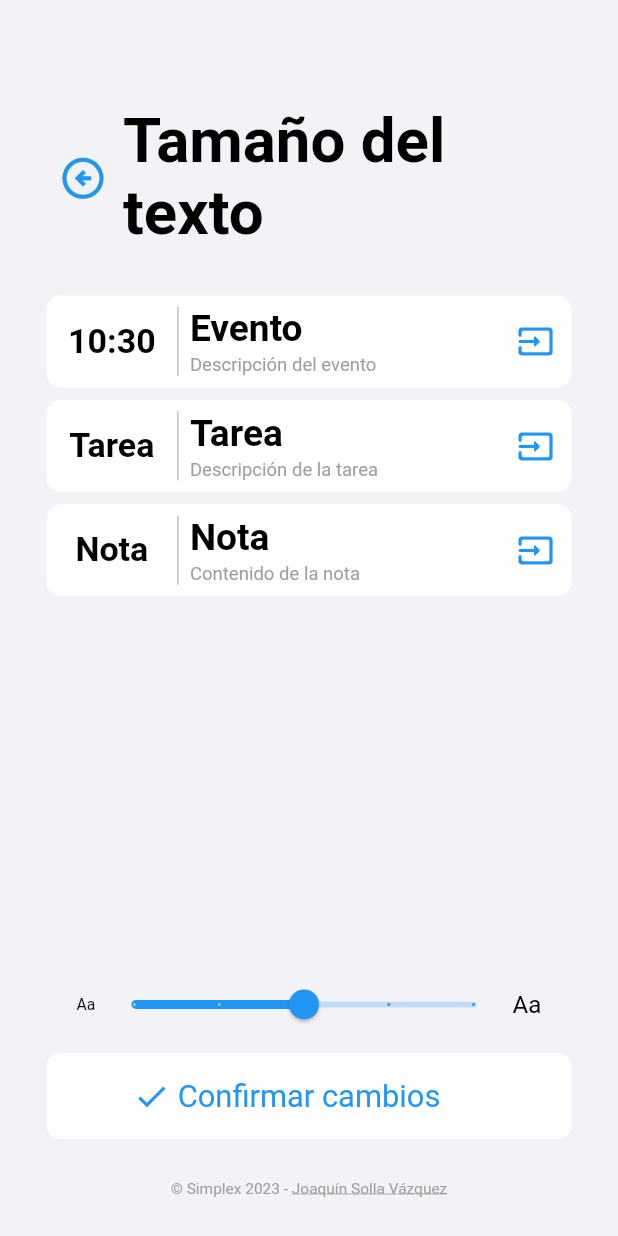
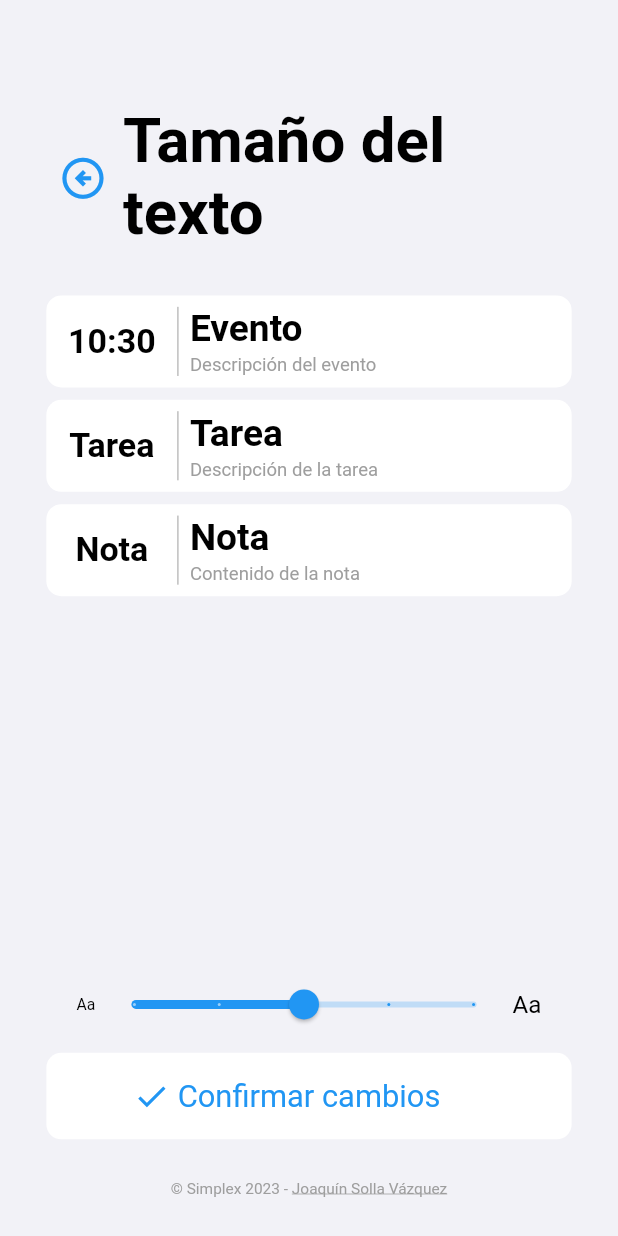
Before and after one commit to joaquinsolla/Simplex, a Flutter app: the SettingsFont screen opened by its route, on a phone screen of 412 x 824 dp. Run offline on Flutter 3.47's test engine with Material 2 defaults, Android fonts, the phone set to English and light mode, and no system bars; our stand-ins replace bottom_navy_bar, cloud_firestore, firebase_auth, firebase_core, flutter_local_notifications, focused_menu and 4 more; accounts and stored records are empty.

Commit message:
Simplified boxes

```diff
--- a/lib/pages/settings/settings_font.dart
+++ b/lib/pages/settings/settings_font.dart
@@ -35,8 +35,6 @@ class _SettingsFontState extends State<SettingsFont> {
     String dateFormat = 'H:mm';
     if (format24Hours == false) dateFormat = 'K:mm';
     DateTime eventDate = DateTime.now();
-    Color secondColor = colorSecondText;
-    Color iconColor = colorSpecialItem;
 
     return Scaffold(
       backgroundColor: colorMainBackground,
@@ -193,17 +191,17 @@ class _SettingsFontState extends State<SettingsFont> {
                             crossAxisAlignment: CrossAxisAlignment.center,
                             children: [
                               Text(DateFormat(dateFormat).format(eventDate), style: TextStyle(color: colorMainText, fontSize: deviceWidth * previewFontSize * 0.055, fontWeight: FontWeight.bold)),
-                              if (format24Hours==false) Text(DateFormat('aa').format(eventDate), style: TextStyle(color: secondColor, fontSize: deviceWidth * previewFontSize * 0.034, fontWeight: FontWeight.normal)),
+                              if (format24Hours==false) Text(DateFormat('aa').format(eventDate), style: TextStyle(color: colorSecondText, fontSize: deviceWidth * previewFontSize * 0.034, fontWeight: FontWeight.normal)),
                             ],
                           ),
                         ),
-                        VerticalDivider(color: secondColor,),
+                        VerticalDivider(color: colorSecondText,),
                         Column(
                           mainAxisAlignment: MainAxisAlignment.center,
                           crossAxisAlignment: CrossAxisAlignment.start,
                           children: [
                             Container(
-                                width: deviceWidth*0.515,
+                                width: deviceWidth*0.585,
                                 alignment: Alignment.centerLeft,
                                 child: Text('Evento',
                                     maxLines: 2,
@@ -211,16 +209,14 @@ class _SettingsFontState extends State<SettingsFont> {
                                     style: TextStyle(color: colorMainText, fontSize: deviceWidth * previewFontSize * 0.06, fontWeight: FontWeight.bold))),
                             SizedBox(height: deviceHeight*0.00375,),
                             Container(
-                                width: deviceWidth*0.515,
+                                width: deviceWidth*0.585,
                                 alignment: Alignment.centerLeft,
                                 child: Text('Descripción del evento',
                                     maxLines: 5,
                                     overflow: TextOverflow.ellipsis,
-                                    style: TextStyle(color: secondColor, fontSize: deviceWidth * previewFontSize * 0.03, fontWeight: FontWeight.normal))),
+                                    style: TextStyle(color: colorSecondText, fontSize: deviceWidth * previewFontSize * 0.03, fontWeight: FontWeight.normal))),
                           ],
                         ),
-                        Expanded(child: Text(''),),
-                        Icon(Icons.input_rounded, color: iconColor, size: deviceWidth * 0.06),
                         SizedBox(width: deviceWidth*0.01,),
                       ],
                     ),
@@ -251,13 +247,13 @@ class _SettingsFontState extends State<SettingsFont> {
                             ],
                           ),
                         ),
-                        VerticalDivider(color: secondColor,),
+                        VerticalDivider(color: colorSecondText,),
                         Column(
                           mainAxisAlignment: MainAxisAlignment.center,
                           crossAxisAlignment: CrossAxisAlignment.start,
                           children: [
                             Container(
-                                width: deviceWidth*0.515,
+                                width: deviceWidth*0.585,
                                 alignment: Alignment.centerLeft,
                                 child: Text('Tarea',
                                     maxLines: 2,
@@ -265,16 +261,14 @@ class _SettingsFontState extends State<SettingsFont> {
                                     style: TextStyle(color: colorMainText, fontSize: deviceWidth * previewFontSize * 0.06, fontWeight: FontWeight.bold))),
                             SizedBox(height: deviceHeight*0.00375,),
                             Container(
-                                width: deviceWidth*0.515,
+                                width: deviceWidth*0.585,
                                 alignment: Alignment.centerLeft,
                                 child: Text('Descripción de la tarea',
                                     maxLines: 5,
                                     overflow: TextOverflow.ellipsis,
-                                    style: TextStyle(color: secondColor, fontSize: deviceWidth * previewFontSize * 0.03, fontWeight: FontWeight.normal))),
+                                    style: TextStyle(color: colorSecondText, fontSize: deviceWidth * previewFontSize * 0.03, fontWeight: FontWeight.normal))),
                           ],
                         ),
-                        Expanded(child: Text(''),),
-                        Icon(Icons.input_rounded, color: iconColor, size: deviceWidth * 0.06),
                         SizedBox(width: deviceWidth*0.01,),
                       ],
                     ),
@@ -305,13 +299,13 @@ class _SettingsFontState extends State<SettingsFont> {
                             ],
                           ),
                         ),
-                        VerticalDivider(color: secondColor,),
+                        VerticalDivider(color: colorSecondText,),
                         Column(
                           mainAxisAlignment: MainAxisAlignment.center,
                           crossAxisAlignment: CrossAxisAlignment.start,
                           children: [
                             Container(
-                                width: deviceWidth*0.515,
+                                width: deviceWidth*0.585,
                                 alignment: Alignment.centerLeft,
                                 child: Text('Nota',
                                     maxLines: 2,
@@ -319,16 +313,14 @@ class _SettingsFontState extends State<SettingsFont> {
                                     style: TextStyle(color: colorMainText, fontSize: deviceWidth * previewFontSize * 0.06, fontWeight: FontWeight.bold))),
                             SizedBox(height: deviceHeight*0.00375,),
                             Container(
-                                width: deviceWidth*0.515,
+                                width: deviceWidth*0.585,
                                 alignment: Alignment.centerLeft,
                                 child: Text('Contenido de la nota',
                                     maxLines: 5,
                                     overflow: TextOverflow.ellipsis,
-                                    style: TextStyle(color: secondColor, fontSize: deviceWidth * previewFontSize * 0.03, fontWeight: FontWeight.normal))),
+                                    style: TextStyle(color: colorSecondText, fontSize: deviceWidth * previewFontSize * 0.03, fontWeight: FontWeight.normal))),
                           ],
                         ),
-                        Expanded(child: Text(''),),
-                        Icon(Icons.input_rounded, color: iconColor, size: deviceWidth * 0.06),
                         SizedBox(width: deviceWidth*0.01,),
                       ],
                     ),
--- a/lib/pages/todos/todos_main.dart
+++ b/lib/pages/todos/todos_main.dart
@@ -411,7 +411,7 @@ class _TodosMainPageState extends State<TodosMainPage> {
                                     fontWeight: FontWeight.bold))),
                         Row(children: [
                           if(todo.limited) Icon(Icons.calendar_month_rounded,
-                            color: colorSpecialItem, size: deviceWidth*fontSize*0.05,),
+                            color: colorSpecialItem, size: deviceWidth*fontSize*0.04,),
                         ],)
                     ),
                     if (hasDescription) SizedBox(
@@ -630,7 +630,7 @@ class _TodosMainPageState extends State<TodosMainPage> {
                                     decoration: TextDecoration.lineThrough))),
                         Row(children: [
                           if(todo.limited) Icon(Icons.calendar_month_rounded,
-                            color: colorThirdText, size: deviceWidth*fontSize*0.05,),
+                            color: colorThirdText, size: deviceWidth*fontSize*0.04,),
                         ],)
                     ),
                     if (hasDescription) SizedBox(
```
Also changed, not shown: lib/pages/events/events_main.dart (+15 -26 lines).
